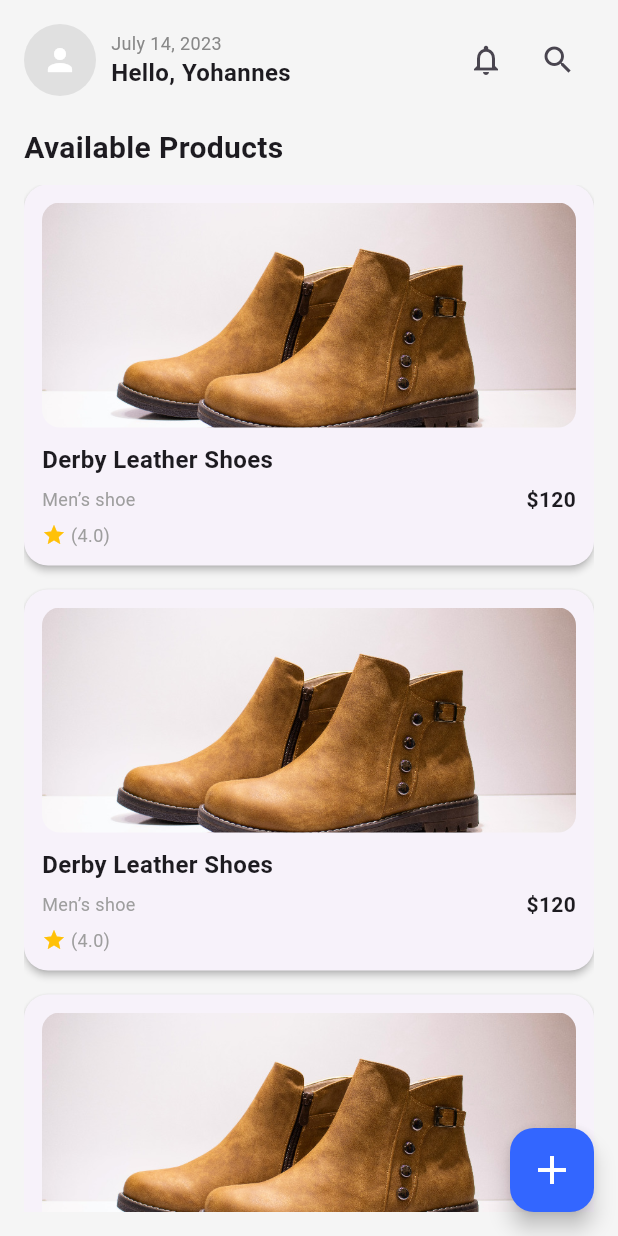
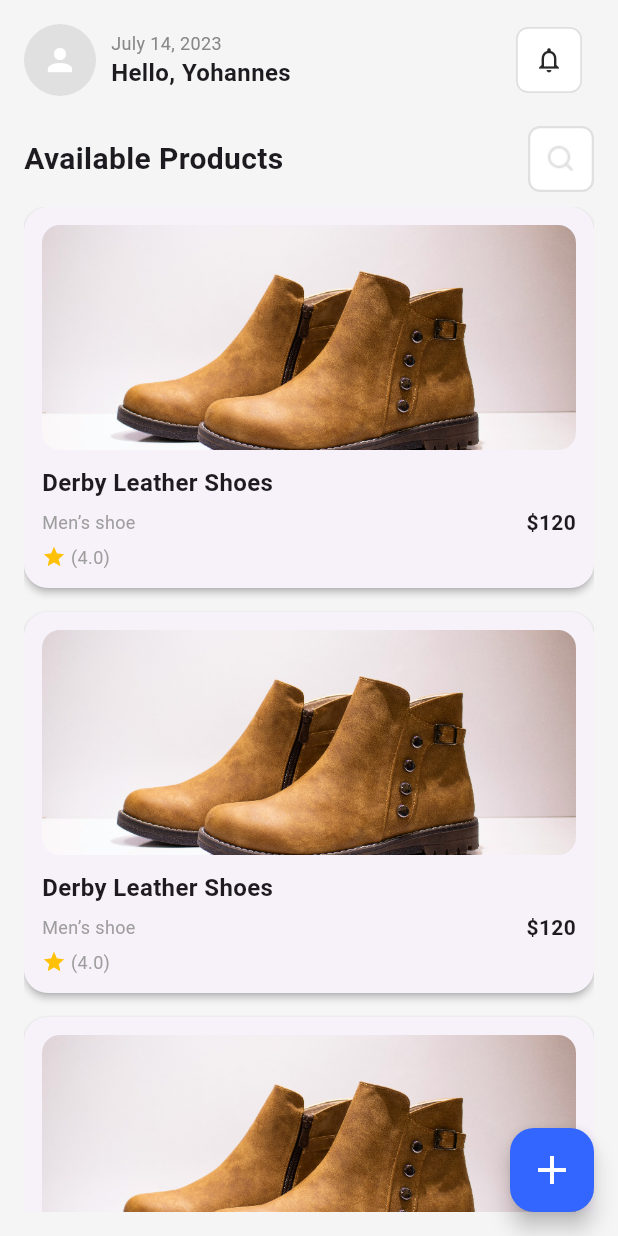
Before and after one commit to MichaelBirhanuGmichael/2025_internship_mobile_tasks, a Flutter app: the screen it shows after launch, on a phone screen of 412 x 824 dp. Run offline on Flutter 3.47's test engine with Material 3 defaults, Android fonts, the phone set to English and light mode, and no system bars.

Commit message:
make some change on the icons(search and notification)

```diff
--- a/michael/lib/screens/home_screen.dart
+++ b/michael/lib/screens/home_screen.dart
@@ -3,6 +3,7 @@ import '../widgets/header_section.dart';
 import '../widgets/product_card.dart';
 import '../widgets/floating_action_button.dart';
 import '../utils/colors.dart';
+import '../screens/search_page.dart';
 
 class HomeScreen extends StatelessWidget {
   const HomeScreen({super.key});
@@ -19,12 +20,46 @@ class HomeScreen extends StatelessWidget {
             children: [
               const HeaderSection(),
               const SizedBox(height: 20),
-              const Text(
-                "Available Products",
-                style: TextStyle(
-                  fontSize: 20,
-                  fontWeight: FontWeight.bold,
-                ),
+              Row(
+                mainAxisAlignment: MainAxisAlignment.spaceBetween,
+                children: [
+                  const Text(
+                    "Available Products",
+                    style: TextStyle(fontSize: 20, fontWeight: FontWeight.bold),
+                  ),
+                  // Custom Search Button matching Figma design
+                  GestureDetector(
+                    onTap: () {
+                      Navigator.push(
+                        context,
+                        MaterialPageRoute(
+                          builder: (context) => const SearchPage(),
+                        ),
+                      );
+                    },
+                    child: Container(
+                      width: 44, // Match Figma dimensions
+                      height: 44,
+                      decoration: BoxDecoration(
+                        color: Colors.white,
+                        borderRadius: BorderRadius.circular(
+                          8,
+                        ), // Adjust corner radius to match Figma
+                        border: Border.all(
+                          color:
+                              Colors.grey.shade300, // Match Figma border color
+                          width: 1.5, // Match Figma border thickness
+                        ),
+                      ),
+                      padding: const EdgeInsets.all(10), // Inner padding
+                      child: Image.asset(
+                        'assets/icons/search.png', // Your custom search icon
+                        fit: BoxFit.contain,
+                        color: Colors.grey.shade300, // Match Figma icon color
+                      ),
+                    ),
+                  ),
+                ],
               ),
               const SizedBox(height: 10),
               Expanded(
--- a/michael/lib/widgets/header_section.dart
+++ b/michael/lib/widgets/header_section.dart
@@ -23,7 +23,10 @@ class HeaderSection extends StatelessWidget {
               children: [
                 Text(
                   "July 14, 2023",
-                  style: TextStyle(fontSize: 12, color: AppColors.textSecondary),
+                  style: TextStyle(
+                    fontSize: 12,
+                    color: AppColors.textSecondary,
+                  ),
                 ),
                 Text(
                   "Hello, Yohannes",
@@ -35,23 +38,21 @@ class HeaderSection extends StatelessWidget {
         ),
         Row(
           children: [
-            IconButton(
-              icon: const Icon(Icons.notifications_outlined),
-              onPressed: () {
-                 Navigator.push(
-                context,
-                MaterialPageRoute(builder: (context) => const SearchPage()),
-              );
-              },
-            ),
-            IconButton(
-              icon: const Icon(Icons.search),
-              onPressed: () {
-                Navigator.push(
-                  context,
-                  MaterialPageRoute(builder: (context) => const SearchPage()),
-                );
-              },
+            Container(
+              width: 44,
+              height: 44,
+              margin: const EdgeInsets.only(right: 8), // Space between icons
+              decoration: BoxDecoration(
+                color: Colors.white,
+                borderRadius: BorderRadius.circular(8),
+                border: Border.all(color: Colors.grey.shade300, width: 1.2),
+              ),
+              child: IconButton(
+                icon: const Icon(Icons.notifications_outlined, size: 20),
+                onPressed: () {},
+                padding: EdgeInsets.zero,
+                color: const Color.fromARGB(255, 41, 40, 40),
+              ),
             ),
           ],
         ),
--- a/michael/pubspec.yaml
+++ b/michael/pubspec.yaml
@@ -61,6 +61,7 @@ flutter:
   # To add assets to your application, add an assets section, like this:
   assets:
    - assets/images/product_image.png
+   - assets/icons/search.png
 
 
   # An image asset can refer to one or more resolution-specific "variants", see
```
Also changed, not shown: michael/assets/icons/search.png (added).
